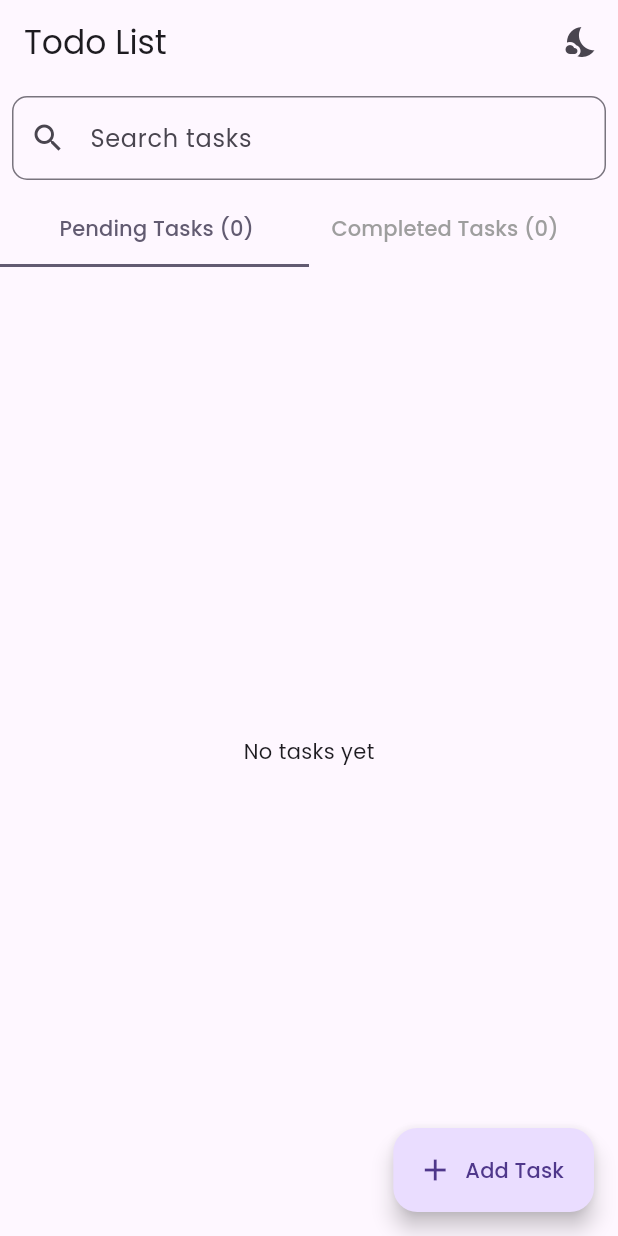
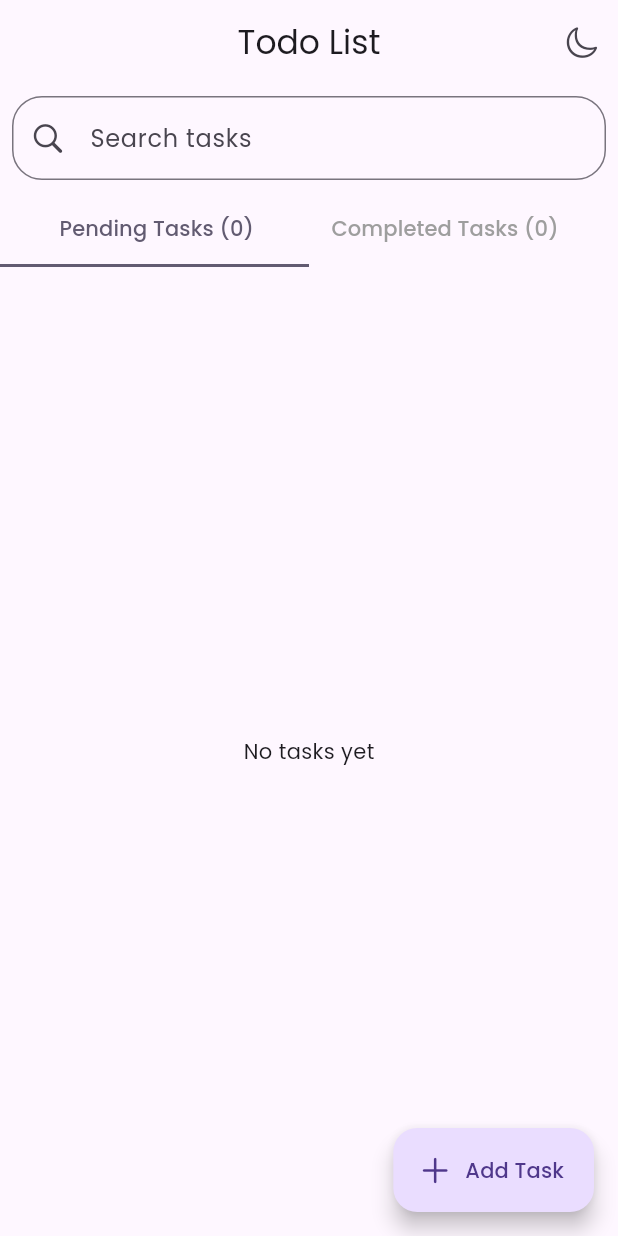
Before and after one commit to dcaayushd/CODSOFT_TODOList_App, a Flutter app: the screen it shows after launch, on a phone screen of 412 x 824 dp. Run offline on Flutter 3.47's test engine with Material 3 defaults, Android fonts, the phone set to English and light mode, and no system bars; our stand-ins replace flutter_local_notifications, google_fonts, shared_preferences, timezone.

Commit message:
Icons Updated to Cupertino

```diff
--- a/lib/screens/task_list_screen.dart
+++ b/lib/screens/task_list_screen.dart
@@ -1,189 +1,5 @@
-// import 'package:flutter/material.dart';
-// import 'package:provider/provider.dart';
-// import 'package:todolist_app/providers/task_provider.dart';
-// import 'package:todolist_app/providers/theme_provider.dart';
-// import 'package:todolist_app/widgets/task_list_item.dart';
-// import 'package:todolist_app/widgets/add_task_dialog.dart';
-
-// class TaskListScreen extends StatefulWidget {
-//   @override
-//   _TaskListScreenState createState() => _TaskListScreenState();
-// }
-
-// class _TaskListScreenState extends State<TaskListScreen> {
-//   bool _showCompleted = false;
-//   String _searchQuery = '';
-//   DateTime? _lastAddedTaskTime;
-
-//   @override
-//   Widget build(BuildContext context) {
-//     return Scaffold(
-//       appBar: AppBar(
-//         title: Text('Todo List'),
-//         elevation: 0,
-//         actions: [
-//           Consumer<ThemeProvider>(
-//             builder: (context, themeProvider, child) {
-//               return IconButton(
-//                 icon: Icon(
-//                   themeProvider.isDarkMode ? Icons.wb_sunny : Icons.nights_stay,
-//                 ),
-//                 onPressed: () {
-//                   themeProvider.toggleTheme();
-//                 },
-//               );
-//             },
-//           ),
-//         ],
-//       ),
-//       body: Column(
-//         children: [
-//           Padding(
-//             padding: const EdgeInsets.all(8.0),
-//             child: TextField(
-//               decoration: InputDecoration(
-//                 hintText: 'Search tasks',
-//                 prefixIcon: Icon(Icons.search),
-//                 border: OutlineInputBorder(
-//                   borderRadius: BorderRadius.circular(10),
-//                 ),
-//               ),
-//               onChanged: (value) {
-//                 setState(() {
-//                   _searchQuery = value;
-//                 });
-//               },
-//             ),
-//           ),
-//           Row(
-//             mainAxisAlignment: MainAxisAlignment.spaceEvenly,
-//             children: [
-//               TextButton(
-//                 onPressed: () {
-//                   setState(() {
-//                     _showCompleted = false;
-//                   });
-//                 },
-//                 child: Text(
-//                   'Pending Tasks',
-//                 ),
-//                 style: TextButton.styleFrom(
-//                   foregroundColor: !_showCompleted
-//                       ? Theme.of(context).colorScheme.secondary
-//                       : Colors.grey,
-//                 ),
-//               ),
-//               TextButton(
-//                 onPressed: () {
-//                   setState(() {
-//                     _showCompleted = true;
-//                   });
-//                 },
-//                 style: TextButton.styleFrom(
-//                   foregroundColor: _showCompleted
-//                       ? Theme.of(context).colorScheme.secondary
-//                       : Colors.grey,
-//                 ),
-//                 child: Text('Completed Tasks'),
-//               ),
-//             ],
-//           ),
-//           Container(
-//             height: 2,
-//             child: Row(
-//               children: [
-//                 Expanded(
-//                   child: Container(
-//                     color: !_showCompleted
-//                         ? Theme.of(context).colorScheme.secondary
-//                         : Colors.transparent,
-//                   ),
-//                 ),
-//                 Expanded(
-//                   child: Container(
-//                     color: _showCompleted
-//                         ? Theme.of(context).colorScheme.secondary
-//                         : Colors.transparent,
-//                   ),
-//                 ),
-//               ],
-//             ),
-//           ),
-//           Expanded(
-//             child: Consumer<TaskProvider>(
-//               builder: (context, taskProvider, child) {
-//                 final filteredTasks = _searchQuery.isEmpty
-//                     ? (_showCompleted
-//                         ? taskProvider.completedTasks
-//                         : taskProvider.remainingTasks)
-//                     : taskProvider.searchTasks(_searchQuery);
-
-//                 if (filteredTasks.isEmpty) {
-//                   return Center(
-//                     child: Text('No tasks yet'),
-//                   );
-//                 }
-
-//                 return ListView.builder(
-//                   itemCount: filteredTasks.length,
-//                   itemBuilder: (context, index) {
-//                     final task = filteredTasks[index];
-//                     final isNewlyAdded = _lastAddedTaskTime != null &&
-//                         task.createdAt != null &&
-//                         task.createdAt!.isAfter(_lastAddedTaskTime!);
-
-//                     return Dismissible(
-//                       key: Key(task.id),
-//                       background: Container(
-//                         color: Colors.red,
-//                         alignment: Alignment.centerRight,
-//                         padding: EdgeInsets.only(right: 20),
-//                         child: Icon(Icons.delete, color: Colors.white),
-//                       ),
-//                       direction: DismissDirection.endToStart,
-//                       onDismissed: (direction) {
-//                         taskProvider.deleteTask(task.id);
-//                       },
-//                       child: AnimatedContainer(
-//                         duration: Duration(seconds: 1),
-//                         curve: Curves.easeInOut,
-//                         color: isNewlyAdded ? Colors.yellow.withOpacity(0.3) : null,
-//                         child: TaskListItem(task: task),
-//                       ),
-//                     );
-//                   },
-//                 );
-//               },
-//             ),
-//           ),
-//         ],
-//       ),
-//       floatingActionButton: FloatingActionButton.extended(
-//         onPressed: () async {
-//           final result = await showDialog(
-//             context: context,
-//             builder: (context) => AddTaskDialog(),
-//           );
-//           if (result == true) {
-//             setState(() {
-//               _lastAddedTaskTime = DateTime.now();
-//             });
-//             // Reset the highlight after 1 minute
-//             Future.delayed(Duration(minutes: 1), () {
-//               setState(() {
-//                 _lastAddedTaskTime = null;
-//               });
-//             });
-//           }
-//         },
-//         icon: Icon(Icons.add),
-//         label: Text('Add Task'),
-//       ),
-//     );
-//   }
-// }
-
 import 'package:flutter/material.dart';
+import 'package:flutter/cupertino.dart';
 import 'package:provider/provider.dart';
 import 'package:todolist_app/providers/task_provider.dart';
 import 'package:todolist_app/providers/theme_provider.dart';
@@ -197,9 +13,23 @@ class TaskListScreen extends StatefulWidget {
 }
 
 class _TaskListScreenState extends State<TaskListScreen> {
-  bool _showCompleted = false;
   String _searchQuery = '';
   DateTime? _lastAddedTaskTime;
+  late PageController _pageController;
+  final ValueNotifier<int> _currentPageNotifier = ValueNotifier<int>(0);
+
+  @override
+  void initState() {
+    super.initState();
+    _pageController = PageController(initialPage: 0);
+  }
+
+  @override
+  void dispose() {
+    _pageController.dispose();
+    _currentPageNotifier.dispose();
+    super.dispose();
+  }
 
   @override
   Widget build(BuildContext context) {
@@ -207,6 +37,7 @@ class _TaskListScreenState extends State<TaskListScreen> {
       builder: (context, taskProvider, child) {
         return Scaffold(
           appBar: AppBar(
+            centerTitle: true,
             title: Text('Todo List'),
             elevation: 0,
             actions: [
@@ -214,7 +45,9 @@ class _TaskListScreenState extends State<TaskListScreen> {
                 builder: (context, themeProvider, child) {
                   return IconButton(
                     icon: Icon(
-                      themeProvider.isDarkMode ? Icons.wb_sunny : Icons.nights_stay,
+                      themeProvider.isDarkMode
+                          ? CupertinoIcons.sun_max
+                          : CupertinoIcons.moon,
                     ),
                     onPressed: () {
                       themeProvider.toggleTheme();
@@ -231,9 +64,9 @@ class _TaskListScreenState extends State<TaskListScreen> {
                 child: TextField(
                   decoration: InputDecoration(
                     hintText: 'Search tasks',
-                    prefixIcon: Icon(Icons.search),
+                    prefixIcon: Icon(CupertinoIcons.search),
                     border: OutlineInputBorder(
-                      borderRadius: BorderRadius.circular(10),
+                      borderRadius: BorderRadius.circular(20),
                     ),
                   ),
                   onChanged: (value) {
@@ -243,62 +76,84 @@ class _TaskListScreenState extends State<TaskListScreen> {
                   },
                 ),
               ),
-              Row(
+              ValueListenableBuilder<int>(
+                valueListenable: _currentPageNotifier,
+                builder: (context, currentPage, child) {
+                  return Row(
                     mainAxisAlignment: MainAxisAlignment.spaceEvenly,
                     children: [
                       TextButton(
                         onPressed: () {
-                      setState(() {
-                        _showCompleted = false;
-                      });
+                          _pageController.animateToPage(0,
+                              duration: Duration(milliseconds: 300),
+                              curve: Curves.easeInOut);
                         },
                         child: Text(
                           'Pending Tasks (${taskProvider.remainingTasks.length})',
                         ),
                         style: TextButton.styleFrom(
-                      foregroundColor: !_showCompleted
+                          foregroundColor: currentPage == 0
                               ? Theme.of(context).colorScheme.secondary
                               : Colors.grey,
                         ),
                       ),
                       TextButton(
                         onPressed: () {
-                      setState(() {
-                        _showCompleted = true;
-                      });
+                          _pageController.animateToPage(1,
+                              duration: Duration(milliseconds: 300),
+                              curve: Curves.easeInOut);
                         },
                         style: TextButton.styleFrom(
-                      foregroundColor: _showCompleted
+                          foregroundColor: currentPage == 1
                               ? Theme.of(context).colorScheme.secondary
                               : Colors.grey,
                         ),
-                    child: Text('Completed Tasks (${taskProvider.completedTasks.length})'),
+                        child: Text(
+                            'Completed Tasks (${taskProvider.completedTasks.length})'),
                       ),
                     ],
+                  );
+                },
               ),
               Container(
                 height: 2,
-                child: Row(
+                child: ValueListenableBuilder<int>(
+                  valueListenable: _currentPageNotifier,
+                  builder: (context, currentPage, child) {
+                    return Row(
                       children: [
                         Expanded(
-                      child: Container(
-                        color: !_showCompleted
+                          child: AnimatedContainer(
+                            duration: Duration(milliseconds: 300),
+                            color: currentPage == 0
                                 ? Theme.of(context).colorScheme.secondary
                                 : Colors.transparent,
                           ),
                         ),
                         Expanded(
-                      child: Container(
-                        color: _showCompleted
+                          child: AnimatedContainer(
+                            duration: Duration(milliseconds: 300),
+                            color: currentPage == 1
                                 ? Theme.of(context).colorScheme.secondary
                                 : Colors.transparent,
                           ),
                         ),
                       ],
+                    );
+                  },
                 ),
               ),
               Expanded(
-                child: _buildTaskList(taskProvider),
+                child: PageView(
+                  controller: _pageController,
+                  onPageChanged: (index) {
+                    _currentPageNotifier.value = index;
+                  },
+                  children: [
+                    _buildTaskList(taskProvider, false),
+                    _buildTaskList(taskProvider, true),
+                  ],
+                ),
               ),
             ],
           ),
@@ -320,7 +175,7 @@ class _TaskListScreenState extends State<TaskListScreen> {
                 });
               }
             },
-            icon: Icon(Icons.add),
+            icon: Icon(CupertinoIcons.add),
             label: Text('Add Task'),
           ),
         );
@@ -328,9 +183,9 @@ class _TaskListScreenState extends State<TaskListScreen> {
     );
   }
 
-  Widget _buildTaskList(TaskProvider taskProvider) {
+  Widget _buildTaskList(TaskProvider taskProvider, bool showCompleted) {
     final filteredTasks = _searchQuery.isEmpty
-        ? (_showCompleted
+        ? (showCompleted
             ? taskProvider.completedTasks
             : taskProvider.remainingTasks)
         : taskProvider.searchTasks(_searchQuery);
@@ -346,16 +201,18 @@ class _TaskListScreenState extends State<TaskListScreen> {
       itemBuilder: (context, index) {
         final task = filteredTasks[index];
         final isNewlyAdded = _lastAddedTaskTime != null &&
-            task.createdAt != null &&
-            task.createdAt!.isAfter(_lastAddedTaskTime!);
+            task.createdAt.isAfter(_lastAddedTaskTime!);
 
         return Dismissible(
           key: Key(task.id),
           background: Container(
+            decoration: BoxDecoration(
               color: Colors.red,
+              borderRadius: BorderRadius.circular(12),
+            ),
             alignment: Alignment.centerRight,
             padding: EdgeInsets.only(right: 20),
-            child: Icon(Icons.delete, color: Colors.white),
+            child: Icon(CupertinoIcons.delete, color: Colors.white),
           ),
           direction: DismissDirection.endToStart,
           confirmDismiss: (direction) async {
--- a/pubspec.yaml
+++ b/pubspec.yaml
@@ -9,6 +9,7 @@ environment:
   sdk: ">=3.4.0 <4.0.0"
 
 dependencies:
+  cupertino_icons: ^1.0.8
   flutter:
     sdk: flutter
   flutter_local_notifications: ^17.2.1+1
```
Also changed, not shown: lib/widgets/task_list_item.dart (+6 -4 lines), pubspec.lock. Lines whose indentation alone changed are shown as unchanged.
